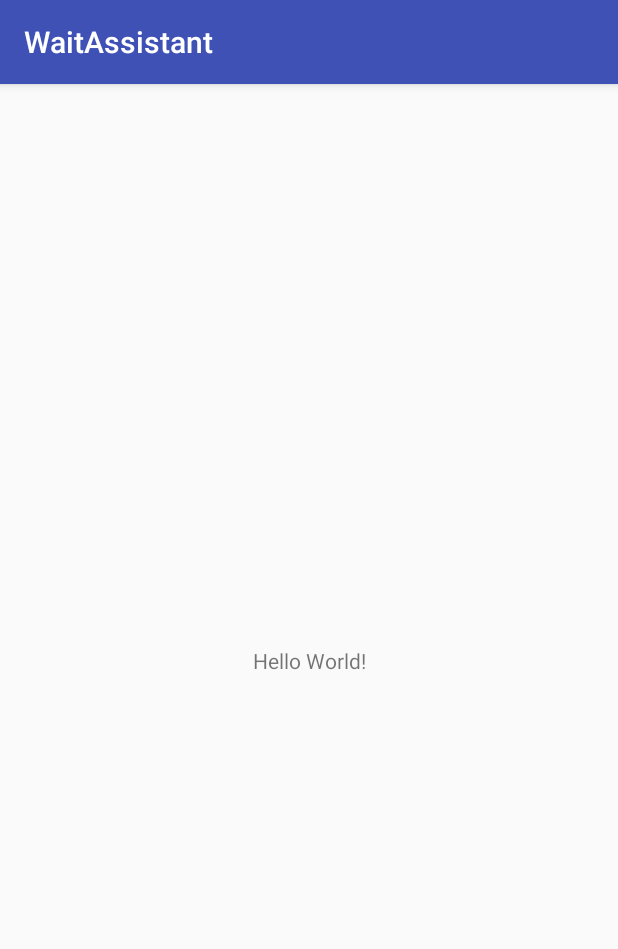
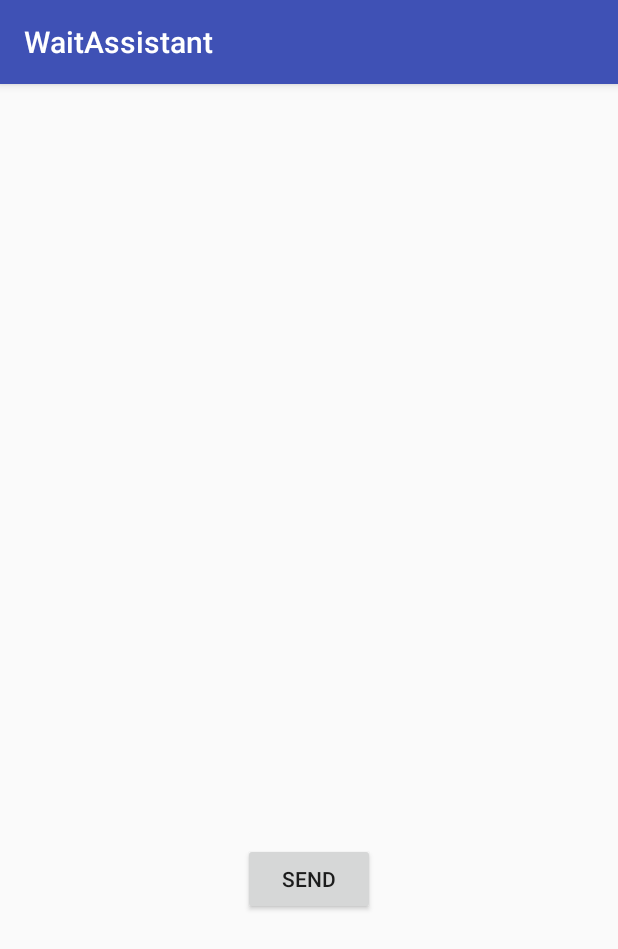
Before and after one commit to SKapal/Wait_Assistant, an Android app: the screen it shows after launch (MainActivity), on a phone screen of 412 x 824 dp. Shown: the top 949 px of the screen. Run offline under Robolectric (Android 15) with nearby library versions, the light colour scheme and no system bars.

Commit message:
Updated UI with a button that will send a test notification

```diff
--- a/app/build.gradle
+++ b/app/build.gradle
@@ -16,6 +16,10 @@ android {
             proguardFiles getDefaultProguardFile('proguard-android.txt'), 'proguard-rules.pro'
         }
     }
+    compileOptions {
+        targetCompatibility 1.8
+        sourceCompatibility 1.8
+    }
 }
 
 dependencies {
--- a/app/src/main/java/com/example/rickydam/waitassistant/MainActivity.java
+++ b/app/src/main/java/com/example/rickydam/waitassistant/MainActivity.java
@@ -2,12 +2,22 @@ package com.example.rickydam.waitassistant;
 
 import android.support.v7.app.AppCompatActivity;
 import android.os.Bundle;
+import android.widget.Button;
 
 public class MainActivity extends AppCompatActivity {
+
+    private Button notif;
 
     @Override
     protected void onCreate(Bundle savedInstanceState) {
         super.onCreate(savedInstanceState);
         setContentView(R.layout.activity_main);
+
+        notif = (Button) findViewById(R.id.not_sender);
+
+        notif.setOnClickListener(v -> {
+            System.out.println("NOTIFICATION");
+        });
+
     }
 }
--- a/app/src/main/res/layout/activity_main.xml
+++ b/app/src/main/res/layout/activity_main.xml
@@ -6,13 +6,16 @@
     android:layout_height="match_parent"
     tools:context="com.example.rickydam.waitassistant.MainActivity">
 
-    <TextView
+    <Button
+        android:id="@+id/not_sender"
         android:layout_width="wrap_content"
         android:layout_height="wrap_content"
-        android:text="Hello World!"
+        android:layout_marginBottom="8dp"
+        android:layout_marginTop="300dp"
+        android:text="Send"
         app:layout_constraintBottom_toBottomOf="parent"
-        app:layout_constraintLeft_toLeftOf="parent"
-        app:layout_constraintRight_toRightOf="parent"
+        app:layout_constraintEnd_toEndOf="parent"
+        app:layout_constraintHorizontal_bias="0.5"
+        app:layout_constraintStart_toStartOf="parent"
         app:layout_constraintTop_toTopOf="parent" />
-
 </android.support.constraint.ConstraintLayout>
```
